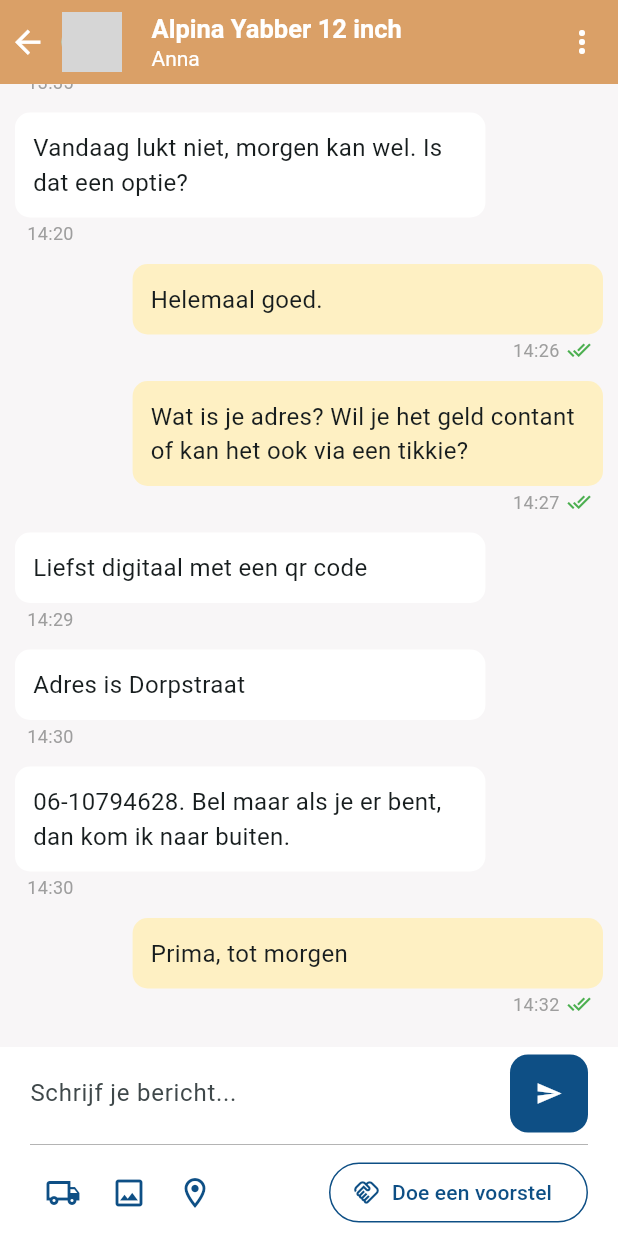
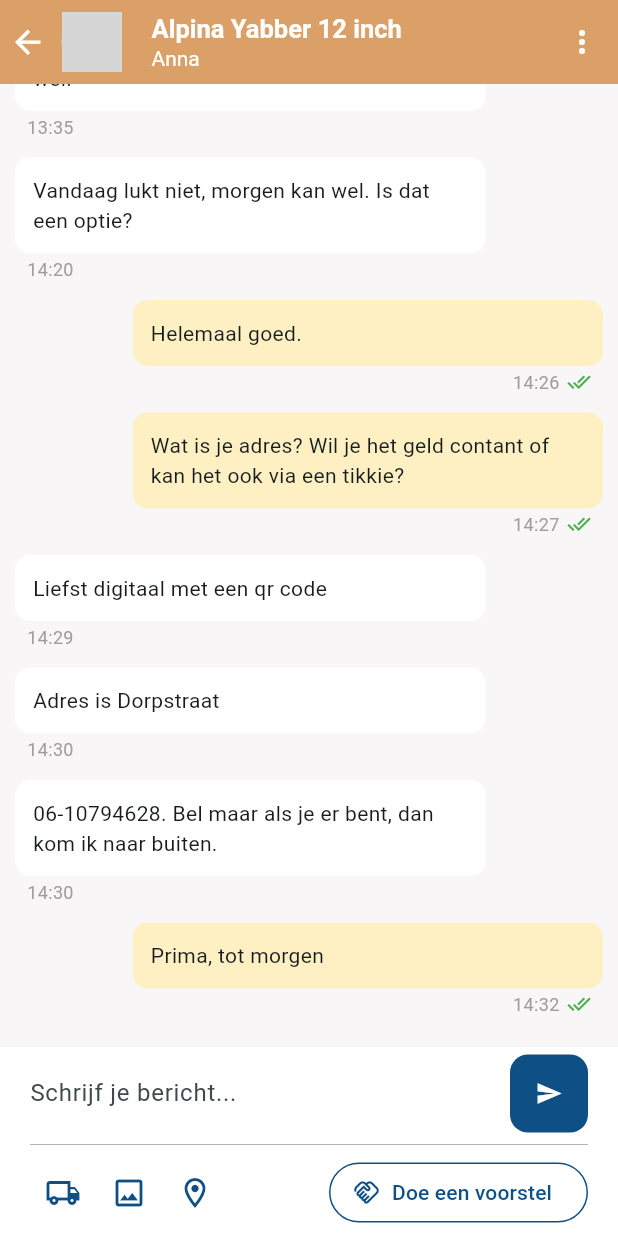
Before and after one commit to vonfoxie87/fake_mpchat, a Flutter app: the screen it shows after launch, on a phone screen of 412 x 824 dp. Run offline on Flutter 3.47's test engine with Material 3 defaults, Android fonts, the phone set to English and light mode, and no system bars; missing offline and left inert: dart:html; grey boxes are pictures that could not be loaded.

Commit message:
Update main.dart

```diff
--- a/lib/main.dart
+++ b/lib/main.dart
@@ -218,7 +218,7 @@ class _ChatScreenState extends State<ChatScreen> {
                             ),
                             child: SelectableText(
                               messages[index]['text'],
-                              style: TextStyle(fontSize: 16),
+                              style: TextStyle(fontSize: 14),
                             ),
                           ),
                         ),
```
